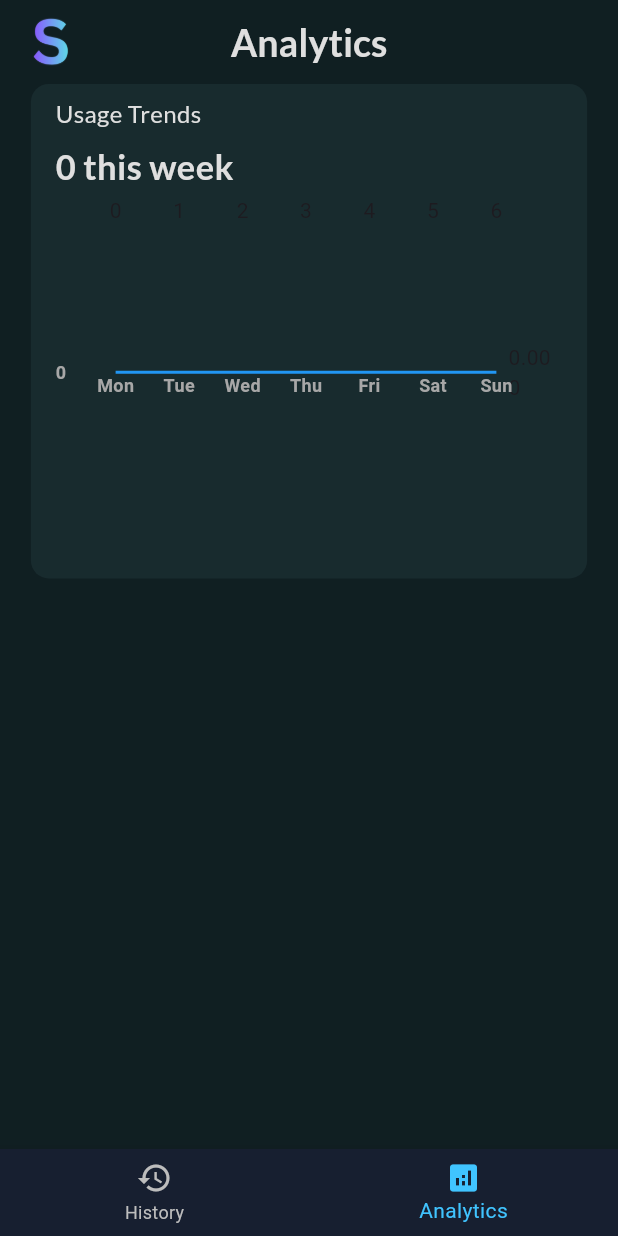
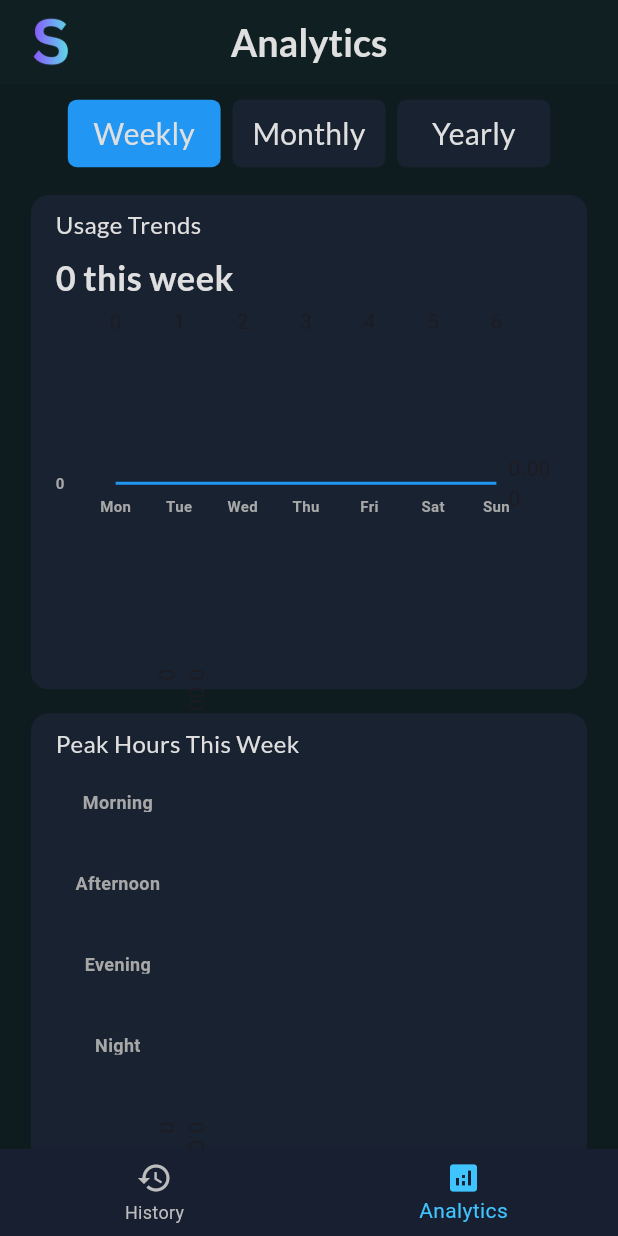
Before and after one commit to Josh-needs-help/snack_dispenser_app, a Flutter app: the screen it shows after launch, swiped to page 2, on a phone screen of 412 x 824 dp. Run offline on Flutter 3.47's test engine with Material 3 defaults, Android fonts, the phone set to English and light mode, and no system bars; drawn by our look-alikes of auto_size_text, fl_chart; our stand-ins replace firebase_core, firebase_database, google_fonts, shared_preferences; accounts and stored records are empty.

Commit message:
Analytics Page Finished.

```diff
--- /dev/null
+++ b/lib/Components/BarChart.dart
@@ -0,0 +1,78 @@
+import 'package:fl_chart/fl_chart.dart';
+import 'package:flutter/material.dart';
+
+class HistoryBarChart extends StatelessWidget {
+  final List<int> data;
+  const HistoryBarChart({super.key, required this.data});
+  @override
+  Widget build(BuildContext context) {
+    List<String> titles = ["Morning", "Afternoon", "Evening", "Night"];
+    final maxY = data.isEmpty
+        ? 0.0
+        : data.reduce((a, b) => a > b ? a : b).toDouble();
+    return Transform.rotate(
+      angle: 3.1415926 / 2,
+      child: BarChart(
+        BarChartData(
+          maxY: maxY.toDouble(),
+          minY: 0,
+          barTouchData: BarTouchData(enabled: false),
+          titlesData: FlTitlesData(
+            show: true,
+            topTitles: AxisTitles(sideTitles: SideTitles(showTitles: false)),
+            bottomTitles: AxisTitles(
+              sideTitles: SideTitles(
+                showTitles: true,
+                reservedSize: 15,
+                getTitlesWidget: (value, meta) {
+                  int index = value.toInt();
+                  if (index < 0 || index >= titles.length) return Container();
+                  return Transform.rotate(
+                    angle:-3.1415926 / 2,
+                    child: Padding(
+                      padding: const EdgeInsets.fromLTRB(0,0,70,0),
+                      child: Text(
+                        titles[index],
+                        style: const TextStyle(
+                          color: Color.fromARGB(255, 167, 167, 167),
+                          fontWeight: FontWeight.bold,
+                          fontSize: 12,
+                        ),
+                      ),
+                    ),
+                  );
+                },
+                interval: 1,
+              ),
+            ),
+          ),
+          gridData: FlGridData(show: false),
+          borderData: FlBorderData(show: false),
+          barGroups: List.generate(
+            data.length,
+            (index) => BarChartGroupData(
+              x: index,
+              barRods: [
+                BarChartRodData(
+                  toY: data[index].toDouble(),
+                  color: Colors.blue,
+                  width: 20,
+
+                  borderRadius: BorderRadius.circular(4),
+                  gradient: LinearGradient(
+                    colors: [
+                      Colors.blue.withOpacity(0.3),
+                      Colors.blue.withOpacity(0.7),
+                    ],
+                    begin: Alignment.bottomCenter,
+                    end: Alignment.topCenter,
+                  ),
+                ),
+              ],
+            ),
+          ),
+        ),
+      ),
+    );
+  }
+}
--- a/lib/Components/HistorySection.dart
+++ /dev/null
@@ -1,10 +0,0 @@
-import 'package:flutter/material.dart';
-
-class HistorySection extends StatelessWidget {
-  const HistorySection({super.key});
-
-  @override
-  Widget build(BuildContext context) {
-    return const Placeholder();
-  }
-}
--- a/lib/Components/HistoryTile.dart
+++ b/lib/Components/HistoryTile.dart
@@ -19,7 +19,7 @@ class HistoryTile extends StatelessWidget {
       width: width,
       padding: const EdgeInsets.all(12),
       decoration: BoxDecoration(
-        color: const Color(0xFF1A2C2F),
+        color: Color.fromARGB(255, 25, 34, 49),
         borderRadius: BorderRadius.circular(12),
       ),
       child: Row(
--- a/lib/Components/LineChart.dart
+++ b/lib/Components/LineChart.dart
@@ -22,6 +22,7 @@ class HistoryLineChart extends StatelessWidget {
       'Nov',
       'Dec',
     ];
+    List<int> days = [1,5,10,15,20,25,30];
     final maxY = data.isEmpty
         ? 0.0
         : data.reduce((a, b) => a > b ? a : b).toDouble();
@@ -51,18 +52,61 @@ class HistoryLineChart extends StatelessWidget {
               showTitles: true,
               reservedSize: 30,
               getTitlesWidget: (value, meta) {
-                int index = value.toInt();
-                List<String> titles = mode == "weekly" ? weekDays : months;
-                if (index < 0 || index >= titles.length) return Container();
-                return Text(
-                  titles[index],
-                  style: TextStyle(
-                    color: const Color.fromARGB(255, 167, 167, 167),
-                    fontWeight: FontWeight.bold,
-                    fontSize: 12,
-                  ),
-                );
+                final x = value.toInt();
+
+                if (mode == "weekly") {
+                  if (x < 0 || x >= weekDays.length)
+                  {
+                     return const SizedBox.shrink();
+                  }
+                  return Padding(
+                    padding: const EdgeInsets.only(top: 8),
+                    child: Text(
+                      weekDays[x],
+                      style: const TextStyle(
+                        color: Color.fromARGB(255, 167, 167, 167),
+                        fontWeight: FontWeight.bold,
+                        fontSize: 10,
+                      ),
+                    ),
+                  );
+                }
+
+                if (mode == "yearly") {
+                  if (x < 0 || x >= months.length)
+                  {
+                     return const SizedBox.shrink();
+                  }
+                  return Padding(
+                    padding: const EdgeInsets.only(top: 8),
+                    child: Text(
+                      months[x],
+                      style: const TextStyle(
+                        color: Color.fromARGB(255, 167, 167, 167),
+                        fontWeight: FontWeight.bold,
+                        fontSize: 10,
+                      ),
+                    ),
+                  );
+                }
+
+                if (days.contains(x)) {
+                  return Padding(
+                    padding: const EdgeInsets.only(top: 8),
+                    child: Text(
+                      x.toString(),
+                      style: const TextStyle(
+                        color: Color.fromARGB(255, 167, 167, 167),
+                        fontWeight: FontWeight.bold,
+                        fontSize: 10,
+                      ),
+                    ),
+                  );
+                }
+
+                return const SizedBox.shrink();
               },
+
               interval: 1,
             ),
           ),
@@ -78,7 +122,7 @@ class HistoryLineChart extends StatelessWidget {
                     style: const TextStyle(
                       color: const Color.fromARGB(255, 167, 167, 167),
                       fontWeight: FontWeight.bold,
-                      fontSize: 12,
+                      fontSize: 10,
                     ),
                   );
                 }
--- a/lib/Components/StaticContainer.dart
+++ b/lib/Components/StaticContainer.dart
@@ -18,7 +18,7 @@ class StaticContainer extends StatelessWidget {
     return Container(
       decoration: BoxDecoration(
         borderRadius: BorderRadius.circular(12),
-        color: Color.fromARGB(128, 32, 54, 58),
+        color: Color.fromARGB(255, 25, 34, 49),
       ),
       padding: EdgeInsets.fromLTRB(2 * padding, padding, 2 * padding, padding),
       width: width,
--- /dev/null
+++ b/lib/Components/TabSwitcher.dart
@@ -0,0 +1,45 @@
+import 'package:flutter/material.dart';
+import 'package:snack_dispenser_app/Components/tabButton.dart';
+
+class TabSwitcher extends StatefulWidget {
+  final void Function(int) onPress;
+  final double width;
+  final double height;
+  const TabSwitcher({
+    super.key,
+    required this.onPress,
+    required this.width,
+    required this.height,
+  });
+
+  @override
+  State<TabSwitcher> createState() => _TabSwitcherState();
+}
+
+class _TabSwitcherState extends State<TabSwitcher> {
+  int selected = 0;
+  @override
+  Widget build(BuildContext context) {
+    return SizedBox(
+      width: widget.width,
+      height: widget.height,
+      child: Row(
+        children: List.generate(3, (index) {
+          return Expanded(
+            child: Padding(
+              padding: const EdgeInsets.symmetric(horizontal: 4),
+              child: TabButton(
+                onPress: (i) {
+                  setState(() => selected = i);
+                  widget.onPress(i);
+                },
+                index: index,
+                isPressed: index == selected,
+              ),
+            ),
+          );
+        }),
+      ),
+    );
+  }
+}
--- /dev/null
+++ b/lib/Components/tabButton.dart
@@ -0,0 +1,49 @@
+import 'package:flutter/material.dart';
+import 'package:snack_dispenser_app/Components/AutoScaleText.dart';
+
+class TabButton extends StatefulWidget {
+  final bool isPressed;
+  final void Function(int) onPress;
+  final int index;
+  const TabButton({
+    super.key,
+    required this.isPressed,
+    required this.onPress,
+    required this.index,
+  });
+
+  @override
+  State<TabButton> createState() => _TabButtonState();
+}
+
+class _TabButtonState extends State<TabButton> {
+  @override
+  Widget build(BuildContext context) {
+    return TextButton(
+      style: ButtonStyle(
+        backgroundColor: WidgetStateProperty.all(
+          widget.isPressed
+              ? Colors.blue
+              : Color.fromARGB(255, 25, 34, 49),
+        ),
+        shape: WidgetStateProperty.all(
+          RoundedRectangleBorder(
+            borderRadius: BorderRadius.circular(6),
+          ),
+        ),
+      ),
+      onPressed: () {
+        widget.onPress(widget.index);
+      },
+      child: AutoScaleText(
+        text: widget.index == 0
+            ? "Weekly"
+            : (widget.index == 1 ? "Monthly" : "Yearly"),
+        align: TextAlign.center,
+        weight: FontWeight.w500,
+        maxLines: 1,
+        maxSize: 20,
+      ),
+    );
+  }
+}
--- a/lib/Models/History.dart
+++ b/lib/Models/History.dart
@@ -1,6 +1,5 @@
 import 'package:firebase_database/firebase_database.dart';
 import 'package:flutter/foundation.dart';
-import 'package:flutter/material.dart';
 import 'package:shared_preferences/shared_preferences.dart';
 import 'package:snack_dispenser_app/Models/HistoryEntry.dart';
 
@@ -8,6 +7,9 @@ class History extends ChangeNotifier {
   History._();
   static final History instance = History._();
   final List<HistoryEntry> data = [];
+  List<int> weeklyActivity = List.filled(4, 0);
+  List<int> monthlyActivity = List.filled(4, 0);
+  List<int> yearlyActivity = List.filled(4, 0);
   final _ref = FirebaseDatabase.instance.ref('history');
   int weeklyCount = 0;
   int monthlyCount = 0;
@@ -35,6 +37,8 @@ class History extends ChangeNotifier {
   }
 
   List<int> getWeekdayCount() {
+    weeklyCount = 0;
+    weeklyActivity = List.filled(4, 0);
     final now = DateTime.now();
     final startOfWeek = DateTime(
       now.year,
@@ -64,6 +68,7 @@ class History extends ChangeNotifier {
       );
       if (!entryDateOnly.isBefore(startOfWeekOnly) &&
           !entryDateOnly.isAfter(endOfWeekOnly)) {
+        _catagorizeHour(entryDate,weeklyActivity);
         count[entryDateOnly.weekday - 1]++;
       }
     }
@@ -74,11 +79,14 @@ class History extends ChangeNotifier {
   }
 
   List<int> getMonthlyCount() {
+    monthlyCount = 0;
+    monthlyActivity = List.filled(4, 0);
     DateTime now = DateTime.now();
     int daysInMonth = DateTime(now.year, now.month + 1, 0).day;
     List<int> count = List.generate(daysInMonth, (index) => 0);
     for (int i = 0; i < data.length; i++) {
       if (data[i].getMonth() == now.month && data[i].getYear() == now.year) {
+        _catagorizeHour(data[i].dateToDateTime(),monthlyActivity);
         count[data[i].getDay() - 1]++;
       }
     }
@@ -89,15 +97,18 @@ class History extends ChangeNotifier {
   }
 
   List<int> getYearlyCount() {
+    yearlyCount = 0;
+    yearlyActivity = List.filled(4, 0);
     DateTime now = DateTime.now();
     List<int> count = List.generate(12, (index) => 0);
     for (int i = 0; i < data.length; i++) {
       if (data[i].getYear() == now.year) {
+        _catagorizeHour(data[i].dateToDateTime(),yearlyActivity);
         count[data[i].getMonth() - 1]++;
       }
-      for (int i in count) {
-        yearlyCount += i;
-      }
+    }
+    for (int i in count) {
+      yearlyCount += i;
     }
     return count;
   }
@@ -105,7 +116,19 @@ class History extends ChangeNotifier {
   bool isLeapYear(int year) {
     return (year % 4 == 0) && ((year % 100 != 0) || (year % 400 == 0));
   }
-
+  int calculateTodayUsage()
+  {
+    int count = 0;
+     DateTime now = DateTime.now();
+     for(HistoryEntry i in data)
+     {
+      if(i.dateToDateTime().day==now.day)
+      {
+        count++;
+      }
+     }
+     return count;
+  }
   List<HistoryEntry> getLastEntries() {
     List<HistoryEntry> entries = [];
     for (int i = 0; i < 10; i++) {
@@ -114,4 +137,17 @@ class History extends ChangeNotifier {
     }
     return entries;
   }
+
+  void _catagorizeHour(DateTime entryDate,List<int> list) {
+    final hour = entryDate.hour;
+    if (hour >= 6 && hour < 12) {
+      list[0]++;
+    } else if (hour >= 12 && hour < 18) {
+      list[1]++;
+    } else if (hour >= 18) {
+      list[2]++;
+    } else {
+      list[3]++;
+    }
+  }
 }
--- a/lib/Pages/AnalyticsPage.dart
+++ b/lib/Pages/AnalyticsPage.dart
@@ -1,7 +1,9 @@
 import 'package:flutter/material.dart';
 import 'package:snack_dispenser_app/Components/AutoScaleText.dart';
+import 'package:snack_dispenser_app/Components/BarChart.dart';
 import 'package:snack_dispenser_app/Components/LineChart.dart';
 import 'package:snack_dispenser_app/Components/StaticContainer.dart';
+import 'package:snack_dispenser_app/Components/TabSwitcher.dart';
 import 'package:snack_dispenser_app/Models/History.dart';
 import 'package:snack_dispenser_app/Pages/PageTheme.dart';
 
@@ -38,15 +40,23 @@ class _AnalyticsPageState extends State<AnalyticsPage>
 
   @override
   Widget build(BuildContext context) {
+    List<int> activityData = tabIndex == 0
+        ? History.instance.weeklyActivity
+        : (tabIndex == 1
+              ? History.instance.monthlyActivity
+              : History.instance.yearlyActivity);
     super.build(context);
     List<int> data = tabIndex == 0
         ? weeklyData
         : (tabIndex == 1 ? monthlyData : yearlyData);
     return PageTheme(
       content: Center(
+        child: SingleChildScrollView(
           child: Column(
             crossAxisAlignment: CrossAxisAlignment.center,
             children: [
+              TabSwitcher(onPress: tabSwitch, width: MediaQuery.of(context).size.width * 0.80, height: MediaQuery.of(context).size.height * 0.08),
+              const SizedBox(height: 8),
               StaticContainer(
                 padding: MediaQuery.of(context).size.width * 0.02,
                 width: MediaQuery.of(context).size.width * 0.90,
@@ -64,9 +74,7 @@ class _AnalyticsPageState extends State<AnalyticsPage>
                     const SizedBox(height: 8),
                     AutoScaleText(
                       text:
-                        "${tabIndex == 0 ? "${History.instance.weeklyCount} this week" :
-                         (tabIndex == 1 ? "${History.instance.monthlyCount} this month":
-                        "${History.instance.yearlyCount} this year")} ",
+                          "${tabIndex == 0 ? "${History.instance.weeklyCount} this week" : (tabIndex == 1 ? "${History.instance.monthlyCount} this month" : "${History.instance.yearlyCount} this year")} ",
                       align: TextAlign.start,
                       weight: FontWeight.w600,
                       maxLines: 1,
@@ -85,12 +93,41 @@ class _AnalyticsPageState extends State<AnalyticsPage>
                   ],
                 ),
               ),
+              const SizedBox(height: 16),
+              StaticContainer(
+                padding: MediaQuery.of(context).size.width * 0.02,
+                width: MediaQuery.of(context).size.width * 0.90,
+                height: MediaQuery.of(context).size.height * 0.4,
+                content: Column(
+                  crossAxisAlignment: CrossAxisAlignment.start,
+                  children: [
+                    AutoScaleText(
+                      text: "Peak Hours This ${tabIndex==0?"Week":(tabIndex==1?"Month":"Year")}",
+                      align: TextAlign.start,
+                      weight: FontWeight.w400,
+                      maxLines: 1,
+                      maxSize: 16,
+                    ),
+                    const SizedBox(height: 8),
+                    SizedBox(
+                      height: 200,
+                      width: double.infinity,
+                      child: HistoryBarChart(data: activityData),
+                    ),
                   ],
+                ),
+              ),
+            ],
+          ),
         ),
       ),
     );
   }
-
+  void tabSwitch(int index)
+  {
+    tabIndex=index;
+    _onHistoryChanged();
+  }
   @override
   bool get wantKeepAlive => true;
 }
--- a/lib/Pages/HistoryPage.dart
+++ b/lib/Pages/HistoryPage.dart
@@ -1,4 +1,4 @@
-
+import 'package:firebase_database/firebase_database.dart';
 import 'package:flutter/material.dart';
 import 'package:snack_dispenser_app/Components/AutoScaleText.dart';
 import 'package:snack_dispenser_app/Components/HistoryTile.dart';
@@ -14,19 +14,21 @@ class HistoryPage extends StatefulWidget {
   State<HistoryPage> createState() => _HistoryPageState();
 }
 
-class _HistoryPageState extends State<HistoryPage> with AutomaticKeepAliveClientMixin {
-  late int dispenserUses = 0; //placeholder
-  late int dispenserUsesToday = 0; //placeholder
+class _HistoryPageState extends State<HistoryPage>
+    with AutomaticKeepAliveClientMixin {
+  late int dispenserUses;
+  late int dispenserUsesToday;
   List<HistoryEntry> historyList = History.instance.getLastEntries();
   @override
   void initState() {
     super.initState();
-    dispenserUses = 0;
-    dispenserUsesToday = 0;
+    dispenserUses = History.instance.data.length;
+    dispenserUsesToday = History.instance.calculateTodayUsage();
     History.instance.addListener(_onHistoryChanged);
   }
 
   void _onHistoryChanged() {
+    dispenserUses = History.instance.data.length;
     historyList = History.instance.getLastEntries();
     setState(() {});
   }
@@ -104,29 +106,20 @@ class _HistoryPageState extends State<HistoryPage> with AutomaticKeepAliveClient
             ],
           ),
           // for testing purposes
-          /*IconButton(
+         /* IconButton(
             onPressed: () async {
-              final _ref = FirebaseDatabase.instance.ref('history');
+              final ref = FirebaseDatabase.instance.ref('history');
 
-              int year = 2026;
-              int month = 1; // January
+                final now = DateTime.now();
 
-              for (int i = 0; i < 20; i++) {
-                int day = (i % 31) + 1; // day 1–31
-                int hour = (i * 3) % 24;
-                int minute = (i * 7) % 60;
-                int second = (i * 11) % 60;
-
-                int timestamp = DateTime.now().millisecondsSinceEpoch;
-
-                await _ref.push().set({
-                  'name': "Test Snack #$i",
-                  'date': "$year,$month,$day,$hour,$minute,$second",
-                  'timestamp': timestamp,
+                await ref.push().set({
+                  'name': 'Test Snack',
+                  'date':
+                      '${now.year},${now.month},${now.day},${now.hour},${now.minute},${now.second}',
+                  'timestamp': now.millisecondsSinceEpoch,
                 });
-              }
             },
-            icon: Icon(Icons.plus_one),
+            icon: const Icon(Icons.plus_one),
           ),*/
           Expanded(
             child: ListView.builder(
--- a/lib/Pages/PageTheme.dart
+++ b/lib/Pages/PageTheme.dart
@@ -12,7 +12,7 @@ class _PageThemeState extends State<PageTheme> {
   @override
   Widget build(BuildContext context) {
     return Scaffold(
-      backgroundColor: Color(0xFF101F22),
+      backgroundColor: Color.fromARGB(255, 15, 28, 31),
       body: widget.content
     );
   }
```
Lines whose indentation alone changed are shown as unchanged.
